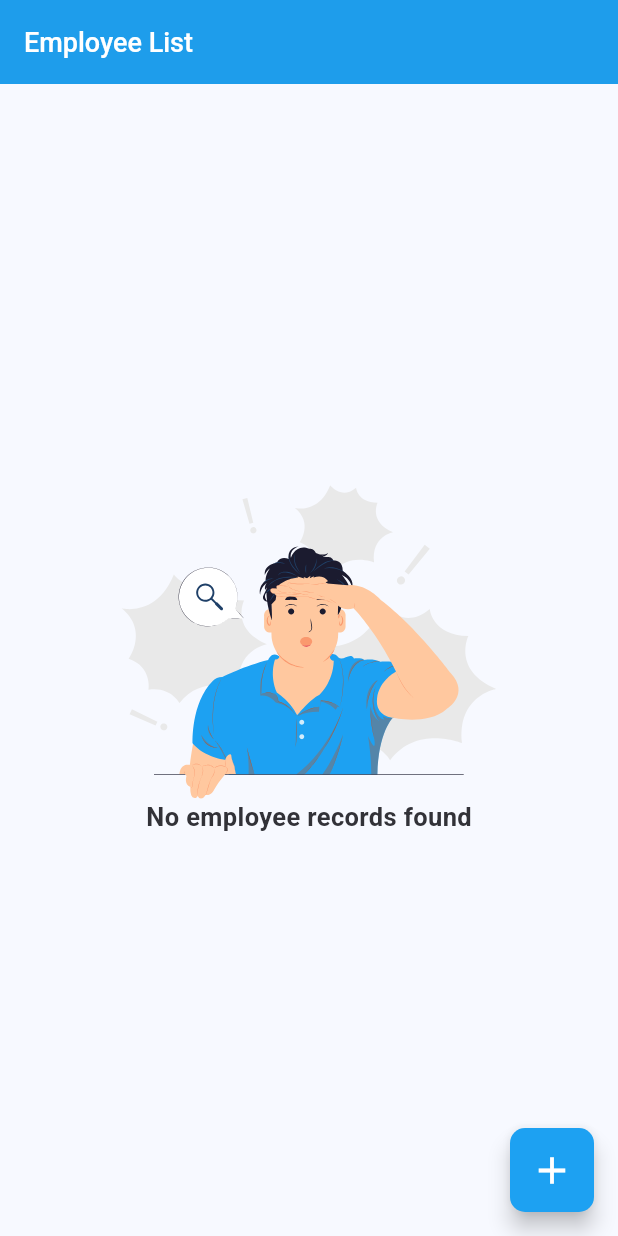
After one commit to dhms005/employeeData, a Flutter app: the screen it shows after launch, on a phone screen of 412 x 824 dp. The commit adds this screen. Run offline on Flutter 3.47's test engine with Material 3 defaults, Android fonts, the phone set to English and light mode, and no system bars; our stand-ins replace equatable, flutter_bloc, flutter_svg, sqflite, sqflite_common_ffi, sqflite_common_ffi_web and 1 more; accounts and stored records are empty.

Commit message:
comment added in all screen

```diff
--- a/lib/screens/employee_list_screen.dart
+++ b/lib/screens/employee_list_screen.dart
@@ -3,6 +3,8 @@ import 'package:employeedata/utils/appColors.dart';
 import 'package:employeedata/utils/appImagePath.dart';
 import 'package:employeedata/utils/appStrings.dart';
 import 'package:employeedata/widgetUI/customAppBar.dart';
+import 'package:employeedata/widgetUI/employee_section_title.dart';
+import 'package:employeedata/widgetUI/empty_employee.dart';
 import 'package:employeedata/widgetUI/textRobotoFont.dart';
 import 'package:flutter/material.dart';
 import 'package:flutter_bloc/flutter_bloc.dart';
@@ -12,6 +14,7 @@ import '../bloc/employee_bloc.dart';
 import '../bloc/employee_state.dart';
 import 'add_edit_employee_screen.dart';
 
+/// 📌 EmployeeList UI
 class EmployeeListScreen extends StatelessWidget {
   @override
   Widget build(BuildContext context) {
@@ -25,19 +28,18 @@ class EmployeeListScreen extends StatelessWidget {
           if (state is EmployeeLoading) {
             return Center(child: CircularProgressIndicator());
           } else if (state is EmployeeLoaded) {
-            // 🏷️ Separate Employees into Current and Previous Lists
-
-            // Empty state UI
+            /// 📌 Empty state UI
             if (state.employees.isEmpty) {
-              return _buildEmptyState(); //
+              return EmptyEmployee(); //
             }
 
+            /// 📌 Separate Employees into Current and Previous Lists
             final currentEmployees =
                 state.employees.where((e) => e.employeeEndDate == "").toList();
             final previousEmployees =
                 state.employees.where((e) => e.employeeEndDate != "").toList();
 
-            // List UI
+            /// 📌 List UI
             return SafeArea(
               child: Container(
                 color: AppColors.lineColorColor,
@@ -47,21 +49,28 @@ class EmployeeListScreen extends StatelessWidget {
                       child: ListView(
                         padding: EdgeInsets.all(0),
                         children: [
-                          //  Current Employees Section
+                          /// 📌  Current Employees Section
                           if (currentEmployees.isNotEmpty)
-                            _sectionTitle(AppStrings.currentEmployees),
+
+                            /// 📌 Employees Section
+                            EmployeeSectionTitle(
+                                title: AppStrings.currentEmployees),
                           ...currentEmployees.map(
                               (employee) => _employeeCard(context, employee)),
 
-                          // Previous Employees Section
+                          /// 📌 Previous Employees Section
                           if (previousEmployees.isNotEmpty)
-                            _sectionTitle(AppStrings.previousEmployees),
+
+                            /// 📌 Employees Section
+                            EmployeeSectionTitle(
+                                title: AppStrings.previousEmployees),
                           ...previousEmployees.map(
                               (employee) => _employeeCard(context, employee)),
                         ],
                       ),
                     ),
                     // SizedBox(height: 20),
+                    /// 📌 Swipe Text
                     Container(
                         width: MediaQuery.of(context).size.width,
                         padding: EdgeInsets.all(16),
@@ -75,10 +84,13 @@ class EmployeeListScreen extends StatelessWidget {
               ),
             );
           } else {
-            return _buildEmptyState();
+            /// 📌 Empty state UI
+            return EmptyEmployee();
           }
         },
       ),
+
+      /// 📌 FloatButton
       floatingActionButton: FloatingActionButton(
         backgroundColor: AppColors.mainColor,
         shape: RoundedRectangleBorder(
@@ -90,25 +102,16 @@ class EmployeeListScreen extends StatelessWidget {
             MaterialPageRoute(builder: (_) => AddEditEmployeeScreen()),
           );
         },
-        child: Icon(Icons.add, color: Colors.white,size: 30,),
+        child: Icon(
+          Icons.add,
+          color: Colors.white,
+          size: 30,
+        ),
       ),
     );
   }
 
-  /// 📌 Section Title Widget
-  Widget _sectionTitle(String title) {
-    return Padding(
-      padding: EdgeInsets.symmetric(vertical: 16, horizontal: 16),
-      child: TextRobotoFont(
-        title: title,
-        fontColor: AppColors.mainColor,
-        fontSize: 16,
-        fontWeight: FontWeight.w500,
-      ),
-    );
-  }
-
-  /// 📌 Employee Card Widget with Swipe-to-Delete
+  /// 📌 UI for Employee Item with Swipe-to-Delete
   Widget _employeeCard(BuildContext context, employee) {
     return Dismissible(
       key: Key(employee.employeeName),
@@ -130,7 +133,6 @@ class EmployeeListScreen extends StatelessWidget {
       ),
       onDismissed: (direction) {
         BlocProvider.of<EmployeeBloc>(context).add(DeleteEmployee(employee.id));
-
         ScaffoldMessenger.of(context).showSnackBar(
           SnackBar(
             content: TextRobotoFont(
@@ -158,6 +160,8 @@ class EmployeeListScreen extends StatelessWidget {
                 builder: (_) => AddEditEmployeeScreen(employee: employee)),
           );
         },
+
+        /// 📌 Employee Item UI
         child: Container(
           color: AppColors.mainWhiteColor,
           width: MediaQuery.of(context).size.width,
@@ -200,31 +204,4 @@ class EmployeeListScreen extends StatelessWidget {
       ),
     );
   }
-
-  /// 📌 UI for Empty Employee List
-  Widget _buildEmptyState() {
-    return Center(
-      child: Column(
-        mainAxisAlignment: MainAxisAlignment.center,
-        children: [
-          // Container(
-          //   width: 250,
-          //   height: 250,
-          //   child:
-          //       Image.asset('assets/images/not_data.png', fit: BoxFit.fitWidth),
-          // ),
-          SvgPicture.asset(
-            AppImagePath.imgNoData,
-            width: 250,
-          ),
-          TextRobotoFont(
-            title: AppStrings.noEmployeeRecordsFound,
-            fontColor: AppColors.editTextColor,
-            fontWeight: FontWeight.values[5],
-            fontSize: 17,
-          )
-        ],
-      ),
-    );
-  }
 }
--- a/lib/utils/appColors.dart
+++ b/lib/utils/appColors.dart
@@ -1,5 +1,6 @@
 import 'dart:ui';
 
+/// 📌  All App Colors
 class AppColors {
   static const Color mainColor = Color(0xFF1DA1F2);
   static const Color mainDarkColor = Color(0xFF0E8AD7);
--- a/lib/utils/appImagePath.dart
+++ b/lib/utils/appImagePath.dart
@@ -1,3 +1,5 @@
+
+/// 📌  All Images Path
 class AppImagePath {
   static const String imgPerson = "assets/svg/person.svg";
   static const String imgWork = "assets/svg/work.svg";
--- a/lib/utils/appStrings.dart
+++ b/lib/utils/appStrings.dart
@@ -1,3 +1,5 @@
+
+/// 📌  Current String & Array
 class AppStrings {
   static const String employeeList = "Employee List";
   static const String addEmployeeDetails = "Add Employee Details";
--- a/lib/widgetUI/customAppBar.dart
+++ b/lib/widgetUI/customAppBar.dart
@@ -1,5 +1,6 @@
 import 'package:flutter/material.dart';
 
+/// 📌  UI for ActionBar
 class CustomAppBar extends StatelessWidget implements PreferredSizeWidget {
   final String appTitle;
   final AppBar appBar;
--- a/lib/widgetUI/dark_button.dart
+++ b/lib/widgetUI/dark_button.dart
@@ -2,6 +2,7 @@ import 'package:employeedata/widgetUI/textRobotoFont.dart';
 import 'package:employeedata/utils/appColors.dart';
 import 'package:flutter/material.dart';
 
+/// 📌  UI for Button
 class DarkButton extends StatelessWidget {
   final String text;
   final Color backColor;
--- a/lib/widgetUI/dark_fixed_button.dart
+++ b/lib/widgetUI/dark_fixed_button.dart
@@ -2,6 +2,7 @@ import 'package:employeedata/widgetUI/textRobotoFont.dart';
 import 'package:employeedata/utils/appColors.dart';
 import 'package:flutter/material.dart';
 
+/// 📌  UI for Button
 class DarkFixedButton extends StatelessWidget {
   final String text;
   final Color backColor;
--- a/lib/widgetUI/display_text_date.dart
+++ b/lib/widgetUI/display_text_date.dart
@@ -4,6 +4,7 @@ import 'package:employeedata/widgetUI/textRobotoFont.dart';
 import 'package:flutter/material.dart';
 import 'package:flutter_svg/flutter_svg.dart';
 
+/// 📌  UI for Display Current Date/No Date in Calender
 class DisplayTextDate extends StatelessWidget {
   final String title;
 
--- /dev/null
+++ b/lib/widgetUI/empty_employee.dart
@@ -0,0 +1,32 @@
+import 'package:employeedata/utils/appColors.dart';
+import 'package:employeedata/utils/appImagePath.dart';
+import 'package:employeedata/utils/appStrings.dart';
+import 'package:employeedata/widgetUI/textRobotoFont.dart';
+import 'package:flutter/material.dart';
+import 'package:flutter_svg/flutter_svg.dart';
+
+/// 📌 UI for Empty Employee
+class EmptyEmployee extends StatelessWidget {
+  const EmptyEmployee({super.key});
+
+  @override
+  Widget build(BuildContext context) {
+    return Center(
+      child: Column(
+        mainAxisAlignment: MainAxisAlignment.center,
+        children: [
+          SvgPicture.asset(
+            AppImagePath.imgNoData,
+            width: 250,
+          ),
+          TextRobotoFont(
+            title: AppStrings.noEmployeeRecordsFound,
+            fontColor: AppColors.editTextColor,
+            fontWeight: FontWeight.values[5],
+            fontSize: 17,
+          )
+        ],
+      ),
+    );
+  }
+}
--- a/lib/widgetUI/light_button.dart
+++ b/lib/widgetUI/light_button.dart
@@ -2,6 +2,7 @@ import 'package:employeedata/utils/appColors.dart';
 import 'package:employeedata/widgetUI/textRobotoFont.dart';
 import 'package:flutter/material.dart';
 
+/// 📌  UI for Light Button
 class LightButton extends StatelessWidget {
   final String text;
   final Color backColor;
--- a/lib/widgetUI/light_fixed_button.dart
+++ b/lib/widgetUI/light_fixed_button.dart
@@ -2,6 +2,7 @@ import 'package:employeedata/utils/appColors.dart';
 import 'package:employeedata/widgetUI/textRobotoFont.dart';
 import 'package:flutter/material.dart';
 
+/// 📌  UI for Light Button
 class LightFixedButton extends StatelessWidget {
   final String text;
   final Color backColor;
--- a/lib/widgetUI/role_selection_field.dart
+++ b/lib/widgetUI/role_selection_field.dart
@@ -4,17 +4,18 @@ import 'package:employeedata/utils/appStrings.dart';
 import 'package:employeedata/widgetUI/textRobotoFont.dart';
 import 'package:flutter/material.dart';
 import 'package:flutter_svg/svg.dart';
-
+/// 📌  UI for Select Role
 class RoleSelectionField extends StatefulWidget {
   final TextEditingController controller;
 
-  RoleSelectionField({required this.controller});
+  const RoleSelectionField({required this.controller});
 
   @override
   _RoleSelectionFieldState createState() => _RoleSelectionFieldState();
 }
 
 class _RoleSelectionFieldState extends State<RoleSelectionField> {
+  /// 📌  UI for Show Role Dialog
   void _showRoleBottomSheet() async {
     String? selectedRole = await showModalBottomSheet<String>(
       context: context,
--- a/lib/widgetUI/textRobotoFont.dart
+++ b/lib/widgetUI/textRobotoFont.dart
@@ -1,6 +1,7 @@
 import 'package:employeedata/utils/appColors.dart';
 import 'package:flutter/widgets.dart';
 
+/// 📌  UI for Common Text in apps
 class TextRobotoFont extends StatelessWidget {
   final String title;
   final bool isItalic;
```
Also changed, not shown: lib/widgetUI/date_selection_end.dart (+7 -28 lines), lib/widgetUI/date_selection_start.dart (+6 -4 lines), lib/widgetUI/employee_section_title.dart (added, +23 -0 lines).
